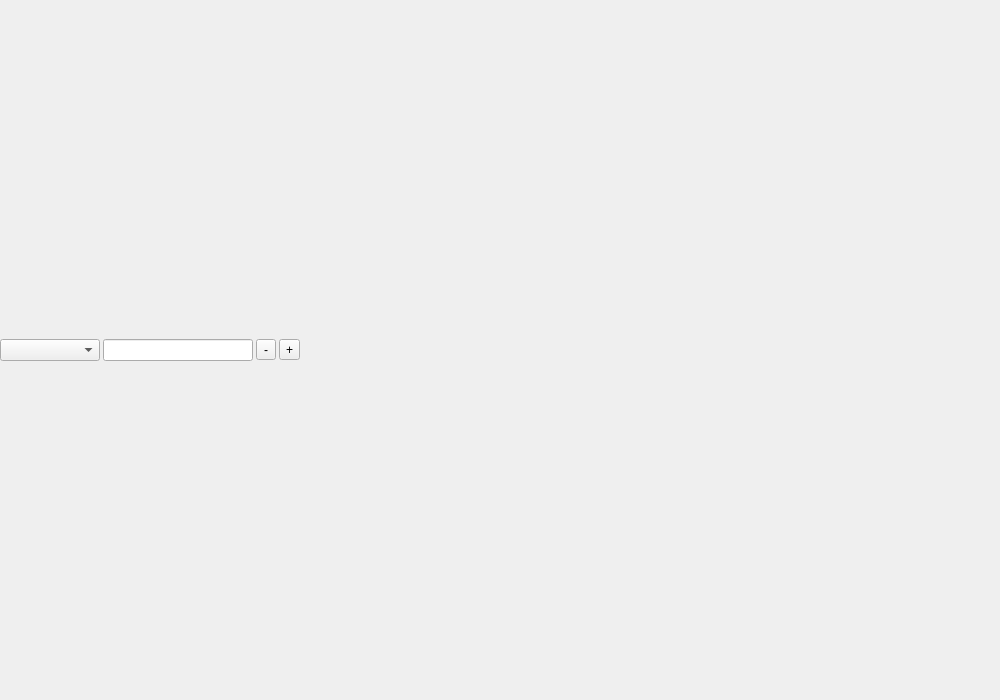
This is src/cppVISUAL/GenomeVisualizationWidget.ui in imgag/ngs-bits as Qt 5 draws it before an edit. The edited form follows.
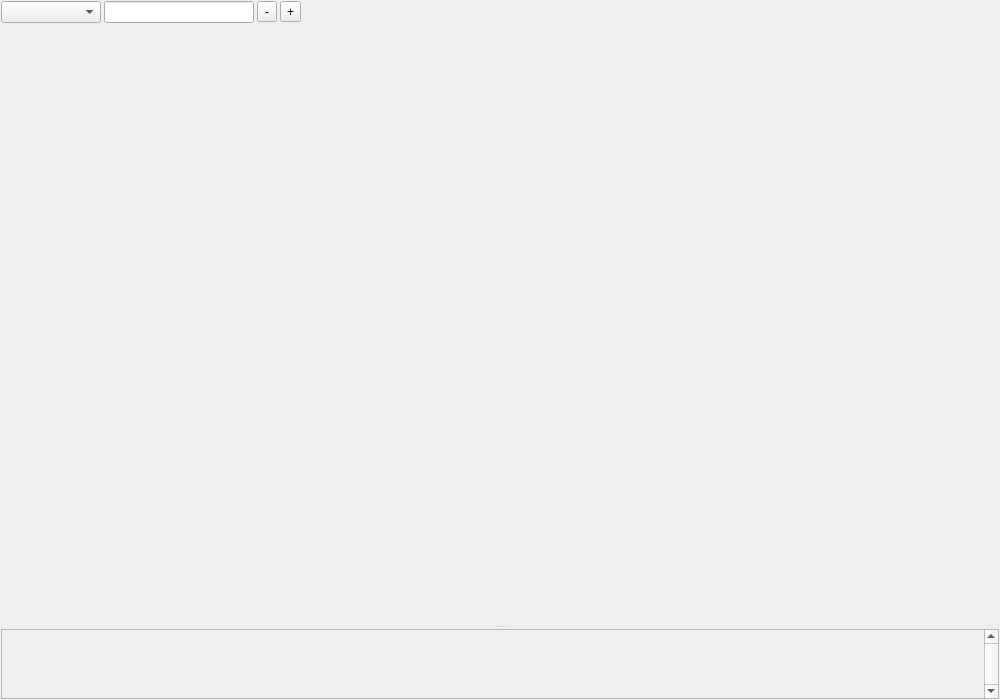
This is the edited form. Custom widgets are drawn as their Qt base class.

```diff
--- a/src/cppVISUAL/GenomeVisualizationWidget.ui
+++ b/src/cppVISUAL/GenomeVisualizationWidget.ui
@@ -12,8 +12,8 @@
   </property>
   <property name="minimumSize">
    <size>
-    <width>1000</width>
-    <height>700</height>
+    <width>400</width>
+    <height>400</height>
    </size>
   </property>
   <property name="windowTitle">
@@ -24,16 +24,16 @@
     <number>3</number>
    </property>
    <property name="leftMargin">
-    <number>0</number>
+    <number>1</number>
    </property>
    <property name="topMargin">
-    <number>3</number>
+    <number>1</number>
    </property>
    <property name="rightMargin">
-    <number>0</number>
+    <number>1</number>
    </property>
    <property name="bottomMargin">
-    <number>3</number>
+    <number>1</number>
    </property>
    <item>
     <layout class="QHBoxLayout" name="horizontalLayout">
@@ -122,8 +122,81 @@
      </item>
     </layout>
    </item>
+   <item>
+    <widget class="QSplitter" name="splitter_gene_panel">
+     <property name="orientation">
+      <enum>Qt::Vertical</enum>
+     </property>
+     <property name="childrenCollapsible">
+      <bool>false</bool>
+     </property>
+     <widget class="QWidget" name="widget" native="true">
+      <property name="sizePolicy">
+       <sizepolicy hsizetype="Expanding" vsizetype="Expanding">
+        <horstretch>0</horstretch>
+        <verstretch>0</verstretch>
+       </sizepolicy>
+      </property>
+     </widget>
+     <widget class="QScrollArea" name="scrollArea">
+      <property name="sizePolicy">
+       <sizepolicy hsizetype="Expanding" vsizetype="Expanding">
+        <horstretch>0</horstretch>
+        <verstretch>0</verstretch>
+       </sizepolicy>
+      </property>
+      <property name="verticalScrollBarPolicy">
+       <enum>Qt::ScrollBarAlwaysOn</enum>
+      </property>
+      <property name="horizontalScrollBarPolicy">
+       <enum>Qt::ScrollBarAlwaysOff</enum>
+      </property>
+      <property name="widgetResizable">
+       <bool>true</bool>
+      </property>
+      <widget class="QWidget" name="scrollAreaWidgetContents_2">
+       <property name="geometry">
+        <rect>
+         <x>0</x>
+         <y>0</y>
+         <width>979</width>
+         <height>176</height>
+        </rect>
+       </property>
+       <layout class="QHBoxLayout" name="horizontalLayout_2">
+        <property name="spacing">
+         <number>0</number>
+        </property>
+        <property name="leftMargin">
+         <number>0</number>
+        </property>
+        <property name="topMargin">
+         <number>0</number>
+        </property>
+        <property name="rightMargin">
+         <number>0</number>
+        </property>
+        <property name="bottomMargin">
+         <number>0</number>
+        </property>
+        <item>
+         <widget class="GenePanel" name="gene_panel" native="true"/>
+        </item>
+       </layout>
+      </widget>
+     </widget>
+    </widget>
+   </item>
   </layout>
  </widget>
+ <customwidgets>
+  <customwidget>
+   <class>GenePanel</class>
+   <extends>QWidget</extends>
+   <header location="global">GenePanel.h</header>
+   <container>1</container>
+  </customwidget>
+ </customwidgets>
  <resources/>
  <connections/>
 </ui>
```
Left out of the diff: 7 changed lines with no effect on the pictures.
